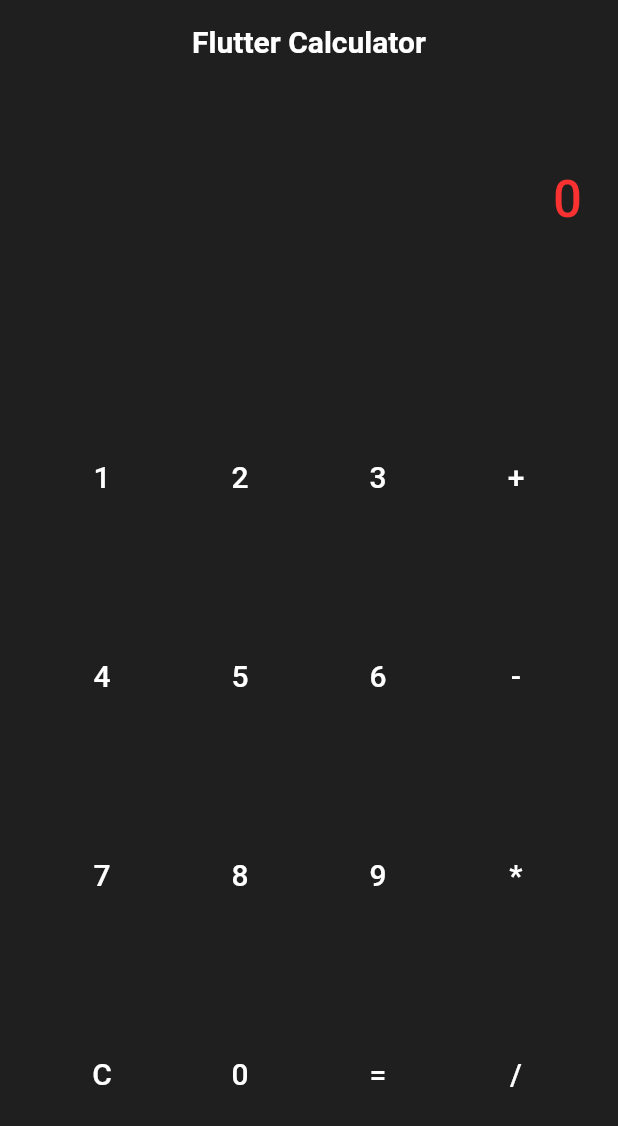
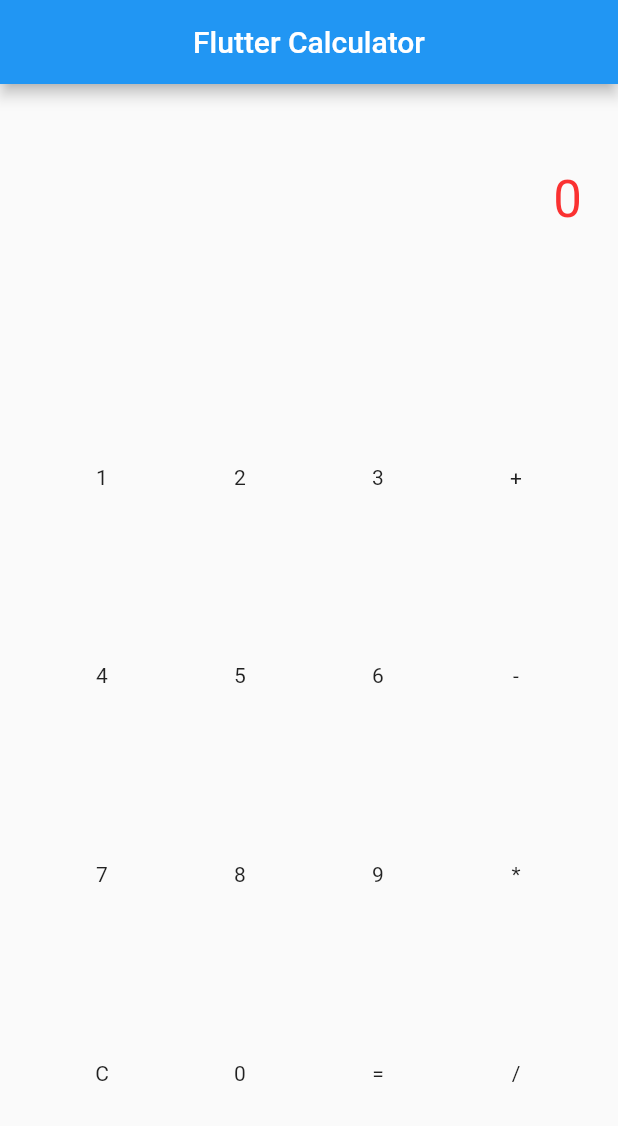
Before and after one commit to ilyassulk/BasicFlutterCalculator, a Flutter app: the screen it shows after launch, on a phone screen of 412 x 824 dp. Shown: the top 1126 px of the screen. Run offline on Flutter 3.47's test engine with Material 2 defaults, Android fonts, the phone set to English and light mode, and no system bars; our stand-ins replace flutter_bloc, get_it; missing offline and left inert: function_tree.

```diff
--- a/lib/CalculatorApp.dart
+++ b/lib/CalculatorApp.dart
@@ -1,6 +1,5 @@
 import 'package:flutter/material.dart';
 import 'package:flutter_calculator/screens/main_screen/view/main_screen.dart';
-import 'package:flutter_calculator/theme/theme.dart';
 
 class CalculatorApp extends StatelessWidget {
   const CalculatorApp({super.key});
@@ -14,7 +13,6 @@ class CalculatorApp extends StatelessWidget {
         '/': (context) => MainCalcScreen(),
       },
       initialRoute: '/',
-      theme: darkTheme,
     );
   }
 }
--- a/lib/screens/main_screen/view/main_screen.dart
+++ b/lib/screens/main_screen/view/main_screen.dart
@@ -2,7 +2,6 @@ import 'package:flutter/material.dart';
 import 'package:flutter/widgets.dart';
 import 'package:flutter_bloc/flutter_bloc.dart';
 import 'package:flutter_calculator/screens/main_screen/bloc/main_calc_bloc.dart';
-import 'package:flutter_calculator/theme/theme.dart';
 import 'package:get_it/get_it.dart';
 import 'package:flutter_calculator/repositories/crypto_coins/calculator_allrep.dart';
 
--- a/lib/theme/theme.dart
+++ /dev/null
@@ -1,45 +0,0 @@
-import 'dart:html';
-
-import 'package:flutter/material.dart';
-
-final darkTheme = ThemeData(
-  scaffoldBackgroundColor: const Color.fromARGB(255, 31, 31, 31),
-  primarySwatch: Colors.yellow,
-  dividerColor: Colors.white24,
-  appBarTheme: const AppBarTheme(
-    iconTheme: IconThemeData(color: Colors.white),
-    elevation: 0,
-    backgroundColor: Color.fromARGB(255, 31, 31, 31),
-    titleTextStyle: TextStyle(
-      color: Colors.white,
-      fontSize: 20,
-      fontWeight: FontWeight.w700,
-    ),
-  ),
-  listTileTheme: const ListTileThemeData(iconColor: Colors.white),
-  textTheme: TextTheme(
-    bodyMedium: const TextStyle(
-      color: Colors.white,
-      fontWeight: FontWeight.w500,
-      fontSize: 20,
-    ),
-    labelSmall: TextStyle(
-      color: Colors.white.withOpacity(0.6),
-      fontWeight: FontWeight.w700,
-      fontSize: 14,
-    ),
-    headlineMedium: const TextStyle(
-      color: Colors.white,
-      fontWeight: FontWeight.w500,
-      fontSize: 24,
-    ),
-  ),
-);
-
-final butStyle = ButtonStyle(
-  shape: MaterialStateProperty.all<RoundedRectangleBorder>(
-    RoundedRectangleBorder(
-      borderRadius: BorderRadius.circular(18.0),
-    ),
-  ),
-);
```
Also changed, not shown: 1 other file.
